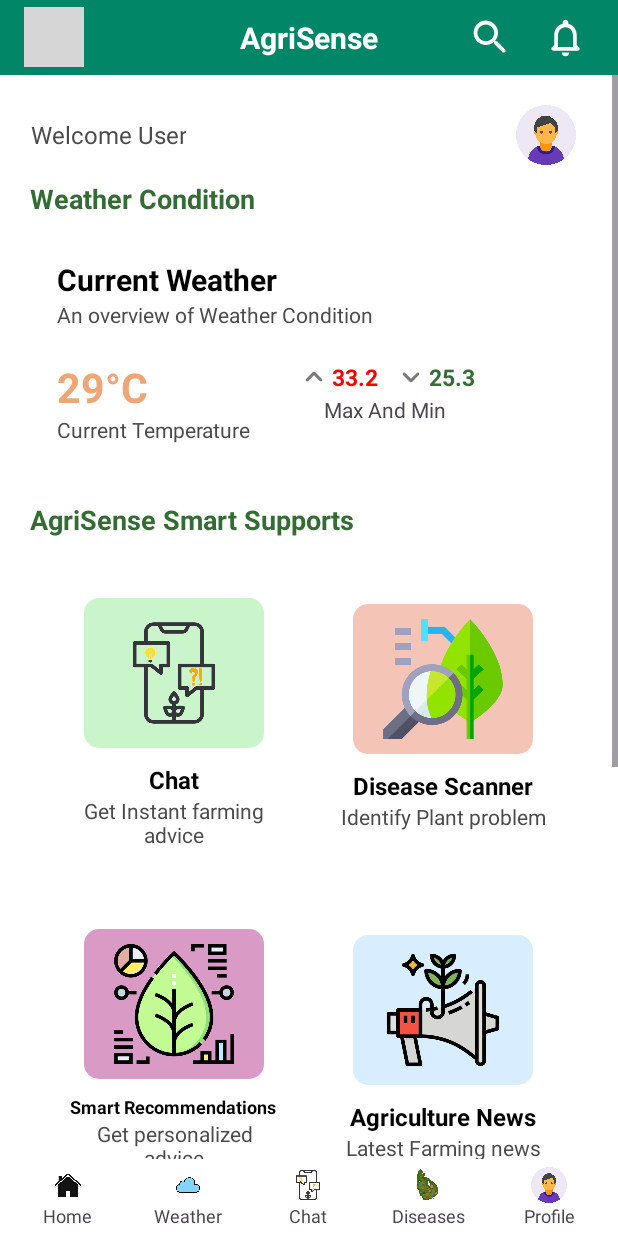
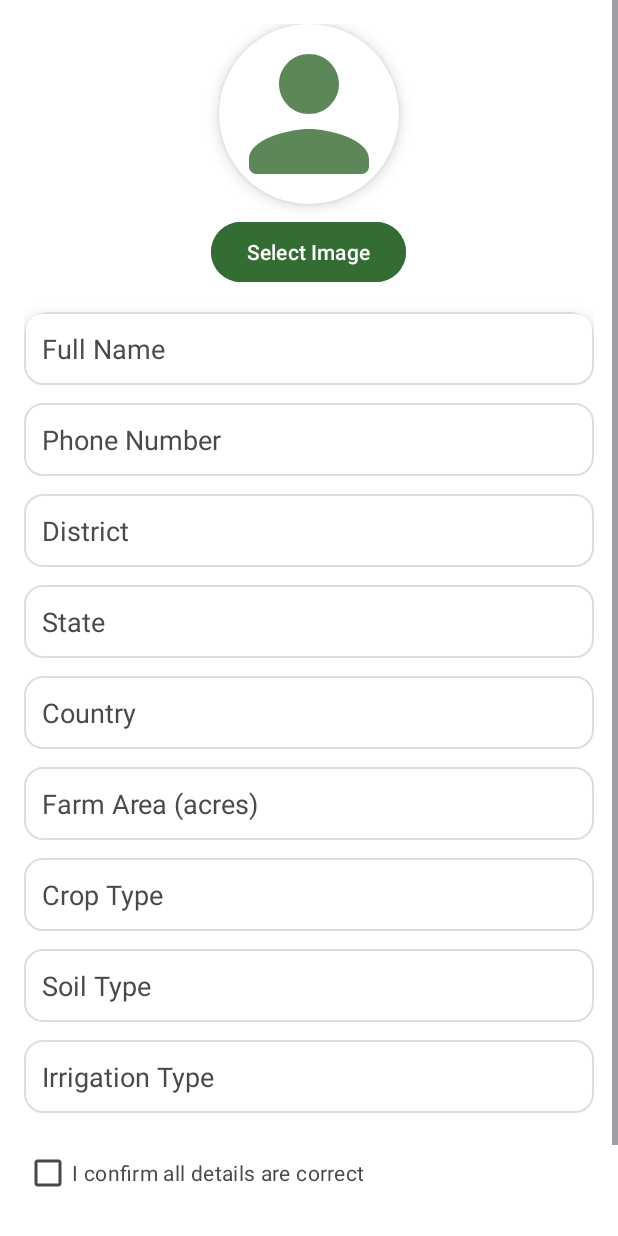
Before and after one commit to Vishal-140/AgriSense, an Android app: the SignupActivity screen opened directly, with no data from a screen before it, after a tap on "Sign Up", on a phone screen of 412 x 824 dp. Run offline under Robolectric (Android 15) with nearby library versions, the phone set to English and light mode, and no system bars; grey boxes are pictures that could not be loaded.

Commit message:
user detail page added

```diff
--- a/app/src/main/AndroidManifest.xml
+++ b/app/src/main/AndroidManifest.xml
@@ -11,7 +11,9 @@
         android:roundIcon="@mipmap/ic_launcher_round"
         android:supportsRtl="true"
         android:theme="@style/Theme.AgriSense">
-
+        <activity
+            android:name=".UserDetail"
+            android:exported="false" />
         <activity
             android:name=".News_page"
             android:exported="false" />
@@ -35,9 +37,7 @@
             android:exported="false" />
         <activity
             android:name=".MainActivity"
-            android:exported="false" />
-
-        <!-- Bottom Navigation Activities -->
+            android:exported="false" /> <!-- Bottom Navigation Activities -->
         <activity
             android:name=".WeatherActivity"
             android:exported="false" />
@@ -50,7 +50,6 @@
         <activity
             android:name=".ProfileActivity"
             android:exported="false" />
-
     </application>
 
 </manifest>
--- a/app/src/main/java/com/example/agrisense/SignupActivity.kt
+++ b/app/src/main/java/com/example/agrisense/SignupActivity.kt
@@ -16,7 +16,7 @@ class SignupActivity : AppCompatActivity() {
 
         btnSignup.setOnClickListener {
             // TODO: Add signup logic (Firebase / local storage)
-            startActivity(Intent(this, HomeActivity::class.java))
+            startActivity(Intent(this, UserDetail::class.java))
             finish()
         }
 
--- /dev/null
+++ b/app/src/main/java/com/example/agrisense/UserDetail.kt
@@ -0,0 +1,33 @@
+package com.example.agrisense
+
+import android.content.Intent
+import android.os.Bundle
+import android.widget.Button
+import android.widget.CheckBox
+import androidx.activity.enableEdgeToEdge
+import androidx.appcompat.app.AppCompatActivity
+import androidx.core.view.ViewCompat
+import androidx.core.view.WindowInsetsCompat
+
+class UserDetail : AppCompatActivity() {
+
+    override fun onCreate(savedInstanceState: Bundle?) {
+        super.onCreate(savedInstanceState)
+        enableEdgeToEdge()
+        setContentView(R.layout.activity_user_detail)
+
+        val submitButton = findViewById<Button>(R.id.submitButton)
+        val confirmCheckBox = findViewById<CheckBox>(R.id.confirmCheckBox)
+
+        // Enable submit button only if checkbox is checked
+        confirmCheckBox.setOnCheckedChangeListener { _, isChecked ->
+            submitButton.isEnabled = isChecked
+        }
+
+        submitButton.setOnClickListener {
+            val intent = Intent(this, HomeActivity::class.java)
+            startActivity(intent)
+            finish()
+        }
+    }
+}
--- /dev/null
+++ b/app/src/main/res/layout/activity_user_detail.xml
@@ -0,0 +1,197 @@
+<?xml version="1.0" encoding="utf-8"?>
+<ScrollView
+    xmlns:android="http://schemas.android.com/apk/res/android"
+    xmlns:app="http://schemas.android.com/apk/res-auto"
+    android:layout_width="match_parent"
+    android:layout_height="match_parent"
+    android:background="@color/white"
+    android:fitsSystemWindows="true"
+    android:fillViewport="true">
+
+    <LinearLayout
+        android:layout_width="match_parent"
+        android:layout_height="wrap_content"
+        android:orientation="vertical"
+        android:padding="16dp">
+
+        <!-- User Image Card -->
+        <androidx.cardview.widget.CardView
+            android:layout_width="wrap_content"
+            android:layout_height="wrap_content"
+            android:layout_gravity="center"
+            app:cardCornerRadius="100dp"
+            app:cardElevation="6dp">
+
+            <ImageView
+                android:id="@+id/userImage"
+                android:layout_width="120dp"
+                android:layout_height="120dp"
+                android:src="@drawable/person_icon"
+                android:scaleType="centerCrop"
+                android:contentDescription="User Image"/>
+        </androidx.cardview.widget.CardView>
+
+        <Button
+            android:id="@+id/selectImageButton"
+            android:layout_width="wrap_content"
+            android:layout_height="wrap_content"
+            android:text="Select Image"
+            android:layout_gravity="center"
+            android:layout_marginTop="8dp"
+            android:backgroundTint="@color/green"
+            android:textColor="@color/white"/>
+
+        <!-- Card with Inputs -->
+        <androidx.cardview.widget.CardView
+            android:layout_width="match_parent"
+            android:layout_height="wrap_content"
+            android:layout_marginTop="16dp"
+            app:cardCornerRadius="16dp"
+            app:cardElevation="6dp"
+            android:padding="16dp">
+
+            <LinearLayout
+                android:layout_width="match_parent"
+                android:layout_height="wrap_content"
+                android:orientation="vertical">
+
+                <!-- Name -->
+                <EditText
+                    android:id="@+id/editName"
+                    android:layout_width="match_parent"
+                    android:layout_height="wrap_content"
+                    android:hint="Full Name"
+                    android:inputType="textPersonName"
+                    android:padding="12dp"
+                    android:background="@drawable/edittext_bg"
+                    android:textColor="@color/black"
+                    android:textColorHint="@color/gray"/>
+
+                <!-- Phone Number -->
+                <EditText
+                    android:id="@+id/editNumber"
+                    android:layout_width="match_parent"
+                    android:layout_height="wrap_content"
+                    android:hint="Phone Number"
+                    android:inputType="phone"
+                    android:padding="12dp"
+                    android:layout_marginTop="12dp"
+                    android:background="@drawable/edittext_bg"
+                    android:textColor="@color/black"
+                    android:textColorHint="@color/gray"/>
+
+                <!-- District -->
+                <EditText
+                    android:id="@+id/editDistrict"
+                    android:layout_width="match_parent"
+                    android:layout_height="wrap_content"
+                    android:hint="District"
+                    android:inputType="text"
+                    android:padding="12dp"
+                    android:layout_marginTop="12dp"
+                    android:background="@drawable/edittext_bg"
+                    android:textColor="@color/black"
+                    android:textColorHint="@color/gray"/>
+
+                <!-- State -->
+                <EditText
+                    android:id="@+id/editState"
+                    android:layout_width="match_parent"
+                    android:layout_height="wrap_content"
+                    android:hint="State"
+                    android:inputType="text"
+                    android:padding="12dp"
+                    android:layout_marginTop="12dp"
+                    android:background="@drawable/edittext_bg"
+                    android:textColor="@color/black"
+                    android:textColorHint="@color/gray"/>
+
+                <!-- Country -->
+                <EditText
+                    android:id="@+id/editCountry"
+                    android:layout_width="match_parent"
+                    android:layout_height="wrap_content"
+                    android:hint="Country"
+                    android:inputType="text"
+                    android:padding="12dp"
+                    android:layout_marginTop="12dp"
+                    android:background="@drawable/edittext_bg"
+                    android:textColor="@color/black"
+                    android:textColorHint="@color/gray"/>
+
+                <!-- Farm Area -->
+                <EditText
+                    android:id="@+id/editFarmArea"
+                    android:layout_width="match_parent"
+                    android:layout_height="wrap_content"
+                    android:hint="Farm Area (acres)"
+                    android:inputType="numberDecimal"
+                    android:padding="12dp"
+                    android:layout_marginTop="12dp"
+                    android:background="@drawable/edittext_bg"
+                    android:textColor="@color/black"
+                    android:textColorHint="@color/gray"/>
+
+                <!-- Crop Type -->
+                <EditText
+                    android:id="@+id/editCropType"
+                    android:layout_width="match_parent"
+                    android:layout_height="wrap_content"
+                    android:hint="Crop Type"
+                    android:inputType="text"
+                    android:padding="12dp"
+                    android:layout_marginTop="12dp"
+                    android:background="@drawable/edittext_bg"
+                    android:textColor="@color/black"
+                    android:textColorHint="@color/gray"/>
+
+                <!-- Soil Type -->
+                <EditText
+                    android:id="@+id/editSoilType"
+                    android:layout_width="match_parent"
+                    android:layout_height="wrap_content"
+                    android:hint="Soil Type"
+                    android:inputType="text"
+                    android:padding="12dp"
+                    android:layout_marginTop="12dp"
+                    android:background="@drawable/edittext_bg"
+                    android:textColor="@color/black"
+                    android:textColorHint="@color/gray"/>
+
+                <!-- Irrigation Type -->
+                <EditText
+                    android:id="@+id/editIrrigationType"
+                    android:layout_width="match_parent"
+                    android:layout_height="wrap_content"
+                    android:hint="Irrigation Type"
+                    android:inputType="text"
+                    android:padding="12dp"
+                    android:layout_marginTop="12dp"
+                    android:background="@drawable/edittext_bg"
+                    android:textColor="@color/black"
+                    android:textColorHint="@color/gray"/>
+
+                <!-- Checkbox -->
+                <CheckBox
+                    android:id="@+id/confirmCheckBox"
+                    android:layout_width="wrap_content"
+                    android:layout_height="wrap_content"
+                    android:text="I confirm all details are correct"
+                    android:textColor="@color/gray"
+                    android:layout_marginTop="16dp"/>
+
+                <!-- Submit Button -->
+                <Button
+                    android:id="@+id/submitButton"
+                    android:layout_width="match_parent"
+                    android:layout_height="wrap_content"
+                    android:text="Save Details"
+                    android:layout_marginTop="16dp"
+                    android:backgroundTint="@color/green"
+                    android:textColor="@color/white"
+                    android:padding="12dp"
+                    android:enabled="false"/>
+            </LinearLayout>
+        </androidx.cardview.widget.CardView>
+    </LinearLayout>
+</ScrollView>
```
